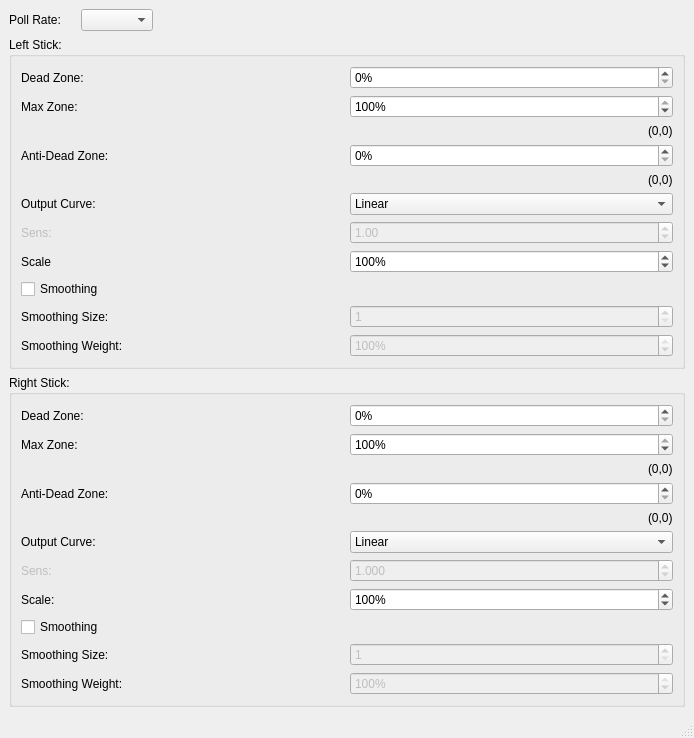
Above: testmainwindownow.ui from Ryochan7/xinput_scpcontrol_test before the change. Below: the same form after it.
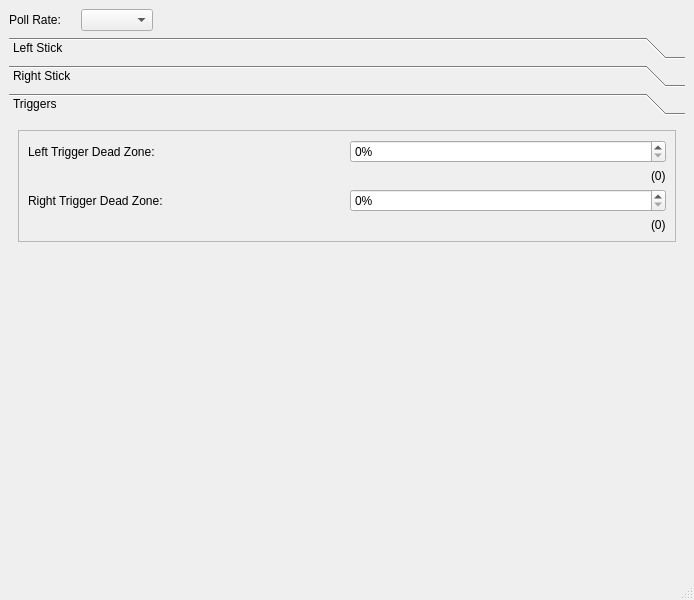
That is the form after the change. The open tabs and pages were chosen to show the change.

Commit message: Allow trigger dead zones to be edited. Change main ui layout.

Patch:
```diff
--- a/testmainwindownow.ui
+++ b/testmainwindownow.ui
@@ -7,7 +7,7 @@
     <x>0</x>
     <y>0</y>
     <width>694</width>
-    <height>736</height>
+    <height>600</height>
    </rect>
   </property>
   <property name="windowTitle">
@@ -62,11 +62,41 @@
      </layout>
     </item>
     <item>
-     <widget class="QGroupBox" name="groupBox_2">
-      <property name="title">
-       <string>Left Stick:</string>
+     <widget class="QToolBox" name="toolBox">
+      <property name="frameShape">
+       <enum>QFrame::NoFrame</enum>
+      </property>
+      <property name="frameShadow">
+       <enum>QFrame::Plain</enum>
+      </property>
+      <property name="currentIndex">
+       <number>0</number>
+      </property>
+      <widget class="QWidget" name="leftStickPage">
+       <property name="geometry">
+        <rect>
+         <x>0</x>
+         <y>0</y>
+         <width>676</width>
+         <height>386</height>
+        </rect>
+       </property>
+       <attribute name="label">
+        <string>Left Stick</string>
+       </attribute>
+       <layout class="QVBoxLayout" name="verticalLayout_9">
+        <item>
+         <widget class="QFrame" name="frame_2">
+          <property name="frameShape">
+           <enum>QFrame::StyledPanel</enum>
+          </property>
+          <property name="frameShadow">
+           <enum>QFrame::Sunken</enum>
       </property>
       <layout class="QVBoxLayout" name="verticalLayout_6">
+           <property name="spacing">
+            <number>12</number>
+           </property>
        <item>
         <layout class="QHBoxLayout" name="horizontalLayout_10">
          <item>
@@ -351,12 +381,33 @@
       </layout>
      </widget>
     </item>
+       </layout>
+      </widget>
+      <widget class="QWidget" name="rightStickPage">
+       <property name="geometry">
+        <rect>
+         <x>0</x>
+         <y>0</y>
+         <width>676</width>
+         <height>386</height>
+        </rect>
+       </property>
+       <attribute name="label">
+        <string>Right Stick</string>
+       </attribute>
+       <layout class="QVBoxLayout" name="verticalLayout_8">
     <item>
-     <widget class="QGroupBox" name="groupBox">
-      <property name="title">
-       <string>Right Stick:</string>
+         <widget class="QFrame" name="frame">
+          <property name="frameShape">
+           <enum>QFrame::StyledPanel</enum>
+          </property>
+          <property name="frameShadow">
+           <enum>QFrame::Sunken</enum>
       </property>
       <layout class="QVBoxLayout" name="verticalLayout_7">
+           <property name="spacing">
+            <number>12</number>
+           </property>
        <item>
         <layout class="QHBoxLayout" name="horizontalLayout_12">
          <item>
@@ -641,11 +692,114 @@
       </layout>
      </widget>
     </item>
+       </layout>
+      </widget>
+      <widget class="QWidget" name="triggersPage">
+       <attribute name="label">
+        <string>Triggers</string>
+       </attribute>
+       <layout class="QVBoxLayout" name="verticalLayout_13">
+        <item>
+         <widget class="QFrame" name="frame">
+          <property name="frameShape">
+           <enum>QFrame::StyledPanel</enum>
+          </property>
+          <property name="frameShadow">
+           <enum>QFrame::Sunken</enum>
+          </property>
+          <layout class="QVBoxLayout" name="verticalLayout_12">
+           <item>
+            <layout class="QVBoxLayout" name="verticalLayout_10">
+             <item>
+              <layout class="QHBoxLayout" name="horizontalLayout_18">
+               <item>
+                <widget class="QLabel" name="label_16">
+                 <property name="text">
+                  <string>Left Trigger Dead Zone:</string>
+                 </property>
+                </widget>
+               </item>
+               <item>
+                <widget class="QSpinBox" name="leftTriggerDeadSpinBox">
+                 <property name="suffix">
+                  <string>%</string>
+                 </property>
+                 <property name="maximum">
+                  <number>100</number>
+                 </property>
+                </widget>
+               </item>
+              </layout>
+             </item>
+             <item alignment="Qt::AlignRight">
+              <widget class="QLabel" name="leftTriggerDeadSampleLabel">
+               <property name="text">
+                <string>(0)</string>
+               </property>
+              </widget>
+             </item>
+            </layout>
+           </item>
+           <item>
+            <layout class="QVBoxLayout" name="verticalLayout_11">
+             <item>
+              <layout class="QHBoxLayout" name="horizontalLayout_19">
+               <item>
+                <widget class="QLabel" name="label_17">
+                 <property name="text">
+                  <string>Right Trigger Dead Zone:</string>
+                 </property>
+                </widget>
+               </item>
+               <item>
+                <widget class="QSpinBox" name="rightTriggerDeadSpinBox">
+                 <property name="suffix">
+                  <string>%</string>
+                 </property>
+                 <property name="maximum">
+                  <number>100</number>
+                 </property>
+                </widget>
+               </item>
+              </layout>
+             </item>
+             <item alignment="Qt::AlignRight">
+              <widget class="QLabel" name="rightTriggerDeadSampleLabel">
+               <property name="text">
+                <string>(0)</string>
+               </property>
+              </widget>
+             </item>
+            </layout>
+           </item>
+          </layout>
+         </widget>
+        </item>
+        <item>
+         <spacer name="verticalSpacer_2">
+          <property name="orientation">
+           <enum>Qt::Vertical</enum>
+          </property>
+          <property name="sizeHint" stdset="0">
+           <size>
+            <width>20</width>
+            <height>247</height>
+           </size>
+          </property>
+         </spacer>
+        </item>
+       </layout>
+      </widget>
+     </widget>
+    </item>
     <item>
      <spacer name="verticalSpacer">
       <property name="orientation">
        <enum>Qt::Vertical</enum>
       </property>
+      <property name="sizeType">
+       <enum>QSizePolicy::Fixed</enum>
+      </property>
       <property name="sizeHint" stdset="0">
        <size>
         <width>20</width>
```
Left out of the diff: 45 changed lines with no effect on the pictures. Lines whose indentation alone changed are shown as unchanged. The commit also changes 5 other files.
